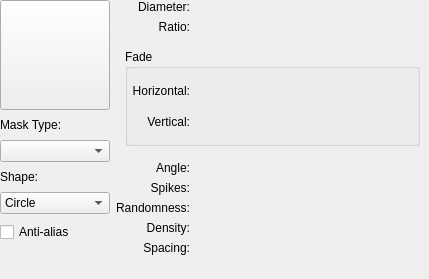
Old version of the form plugins/paintops/libpaintop/forms/wdgautobrush.ui in the repository KDE/krita.
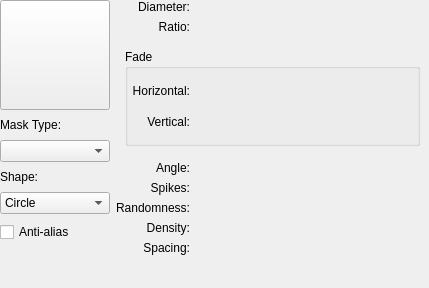
New version of the form. The open tabs and pages were chosen to show the change. Custom widgets are drawn as their Qt base class.

Commit message:
Disambiguate two different kinds of fade
BUG:422162

Patch:
```diff
--- a/plugins/paintops/libpaintop/forms/wdgautobrush.ui
+++ b/plugins/paintops/libpaintop/forms/wdgautobrush.ui
@@ -7,7 +7,7 @@
     <x>0</x>
     <y>0</y>
     <width>429</width>
-    <height>279</height>
+    <height>288</height>
    </rect>
   </property>
   <property name="minimumSize">
```
Left out of the diff: 31 changed lines with no effect on the pictures. The commit also changes 1 other file.
